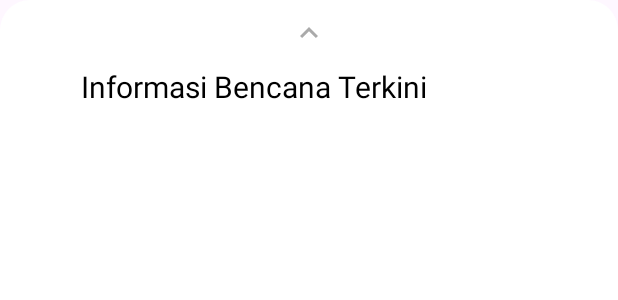
After one commit to GG-3-0-Mobile-Engineering/ME15_ZamzamNurhaman_GG3MEGP0600-PetaBencanaApps, an Android app: the layout bottom_sheet_layout.xml on its own in the app's theme, with its tools: preview values and no code run, on a phone screen of 412 x 824 dp. The commit adds this screen. Shown: the top 300 px of the screen. Run offline under Robolectric (Android 15) with nearby library versions, the phone set to English and light mode, and no system bars.

Commit message:
[add] bottom sheet & event modal bottom sheet

```diff
--- /dev/null
+++ b/app/src/main/res/drawable/arrow_up.xml
@@ -0,0 +1,10 @@
+<vector xmlns:android="http://schemas.android.com/apk/res/android"
+    android:width="24dp"
+    android:height="24dp"
+    android:tint="@android:color/darker_gray"
+    android:viewportWidth="24"
+    android:viewportHeight="24">
+    <path
+        android:fillColor="@android:color/white"
+        android:pathData="M7.41,15.41L12,10.83l4.59,4.58L18,14l-6,-6 -6,6z" />
+</vector>
--- /dev/null
+++ b/app/src/main/res/drawable/bottom_sheet_bg.xml
@@ -0,0 +1,8 @@
+<?xml version="1.0" encoding="utf-8"?>
+<shape xmlns:android="http://schemas.android.com/apk/res/android"
+    android:shape="rectangle">
+    <solid android:color="@android:color/white" />
+    <corners
+        android:topLeftRadius="20dp"
+        android:topRightRadius="20dp" />
+</shape>
--- /dev/null
+++ b/app/src/main/res/drawable/close_icon.xml
@@ -0,0 +1,5 @@
+<vector android:height="24dp" android:tint="#000000"
+    android:viewportHeight="24" android:viewportWidth="24"
+    android:width="24dp" xmlns:android="http://schemas.android.com/apk/res/android">
+    <path android:fillColor="@android:color/white" android:pathData="M19,6.41L17.59,5 12,10.59 6.41,5 5,6.41 10.59,12 5,17.59 6.41,19 12,13.41 17.59,19 19,17.59 13.41,12z"/>
+</vector>
--- /dev/null
+++ b/app/src/main/res/layout/bottom_sheet_layout.xml
@@ -0,0 +1,49 @@
+<?xml version="1.0" encoding="utf-8"?>
+<RelativeLayout xmlns:android="http://schemas.android.com/apk/res/android"
+    xmlns:app="http://schemas.android.com/apk/res-auto"
+    android:id="@+id/bottom_sheet_layout"
+    android:layout_width="match_parent"
+    android:layout_height="match_parent"
+    android:background="@drawable/bottom_sheet_bg"
+    app:behavior_hideable="true"
+    app:behavior_peekHeight="250dp"
+    app:layout_behavior="com.google.android.material.bottomsheet.BottomSheetBehavior">
+
+    <androidx.appcompat.widget.AppCompatImageView
+        android:id="@+id/arrow_up_icon"
+        android:layout_width="wrap_content"
+        android:layout_height="wrap_content"
+        android:layout_centerHorizontal="true"
+        android:layout_marginTop="10dp"
+        android:src="@drawable/arrow_up" />
+
+    <androidx.constraintlayout.widget.ConstraintLayout
+        android:layout_margin="10dp"
+        android:layout_width="match_parent"
+        android:layout_height="wrap_content"
+        android:layout_below="@id/arrow_up_icon"
+        android:orientation="horizontal">
+
+        <ImageView
+            android:id="@+id/close_icon"
+            android:layout_width="wrap_content"
+            android:layout_height="wrap_content"
+            android:src="@drawable/close_icon"
+            android:paddingStart="10dp"
+            android:visibility="invisible"
+            />
+
+        <TextView
+            android:id="@+id/textviewOffset"
+            android:layout_width="wrap_content"
+            android:layout_height="wrap_content"
+            android:layout_marginEnd="177dp"
+            android:text="Informasi Bencana Terkini"
+            android:textColor="@android:color/black"
+            android:textSize="20sp"
+            android:layout_marginStart="10dp"
+            app:layout_constraintStart_toEndOf="@id/close_icon"
+            />
+    </androidx.constraintlayout.widget.ConstraintLayout>
+
+</RelativeLayout>
```
Also changed, not shown: app/src/main/java/com/example/petabencana/MainActivity.kt (+51 -13 lines), app/src/main/res/layout/activity_main.xml (+14 -4 lines).
